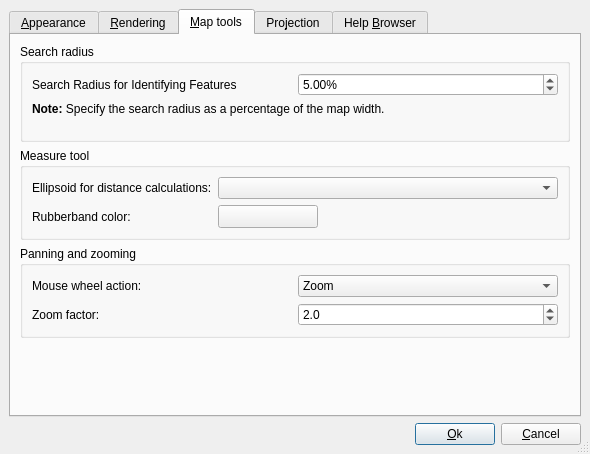
This is src/ui/qgsoptionsbase.ui in qgis/QGIS as Qt 5 draws it before an edit. The edited form follows.
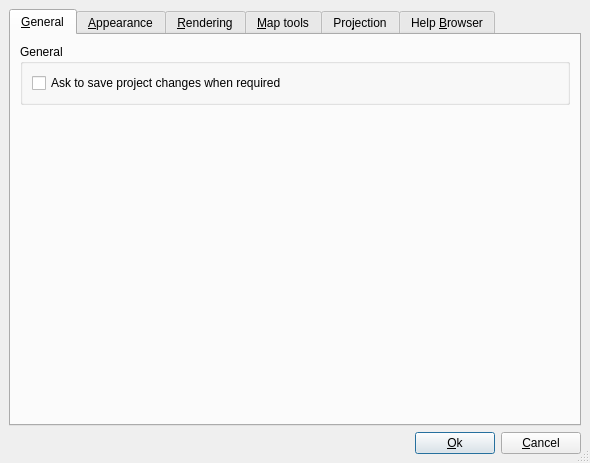
This is the edited form. Icons and pictures are not drawn. Custom widgets are drawn as their Qt base class.

Commit message: Provide the enhancement in ticket #207 (option of whether to ask the user to save a project when exiting, etc).

```diff
--- a/src/ui/qgsoptionsbase.ui
+++ b/src/ui/qgsoptionsbase.ui
@@ -6,7 +6,7 @@
     <x>0</x>
     <y>0</y>
     <width>590</width>
-    <height>454</height>
+    <height>463</height>
    </rect>
   </property>
   <property name="windowTitle" >
@@ -31,8 +31,56 @@
    <item row="0" column="0" >
     <widget class="QTabWidget" name="tabWidget" >
      <property name="currentIndex" >
-      <number>2</number>
+      <number>0</number>
      </property>
+     <widget class="QWidget" name="tabGeneral" >
+      <attribute name="title" >
+       <string>&amp;General</string>
+      </attribute>
+      <layout class="QVBoxLayout" >
+       <property name="margin" >
+        <number>9</number>
+       </property>
+       <property name="spacing" >
+        <number>6</number>
+       </property>
+       <item>
+        <widget class="QGroupBox" name="groupBox_11" >
+         <property name="title" >
+          <string>General</string>
+         </property>
+         <layout class="QVBoxLayout" >
+          <property name="margin" >
+           <number>9</number>
+          </property>
+          <property name="spacing" >
+           <number>6</number>
+          </property>
+          <item>
+           <widget class="QCheckBox" name="chbAskToSaveProjectChanges" >
+            <property name="text" >
+             <string>Ask to save project changes when required</string>
+            </property>
+           </widget>
+          </item>
+         </layout>
+        </widget>
+       </item>
+       <item>
+        <spacer>
+         <property name="orientation" >
+          <enum>Qt::Vertical</enum>
+         </property>
+         <property name="sizeHint" >
+          <size>
+           <width>20</width>
+           <height>40</height>
+          </size>
+         </property>
+        </spacer>
+       </item>
+      </layout>
+     </widget>
      <widget class="QWidget" name="tabAppearance" >
       <attribute name="title" >
        <string>&amp;Appearance</string>
@@ -603,7 +651,7 @@
        </item>
       </layout>
      </widget>
-     <widget class="QWidget" name="TabPage" >
+     <widget class="QWidget" name="tabProjection" >
       <attribute name="title" >
        <string>Pro&amp;jection</string>
       </attribute>
```
Left out of the diff: 2 changed lines with no effect on the pictures. The commit also changes 2 other files.
